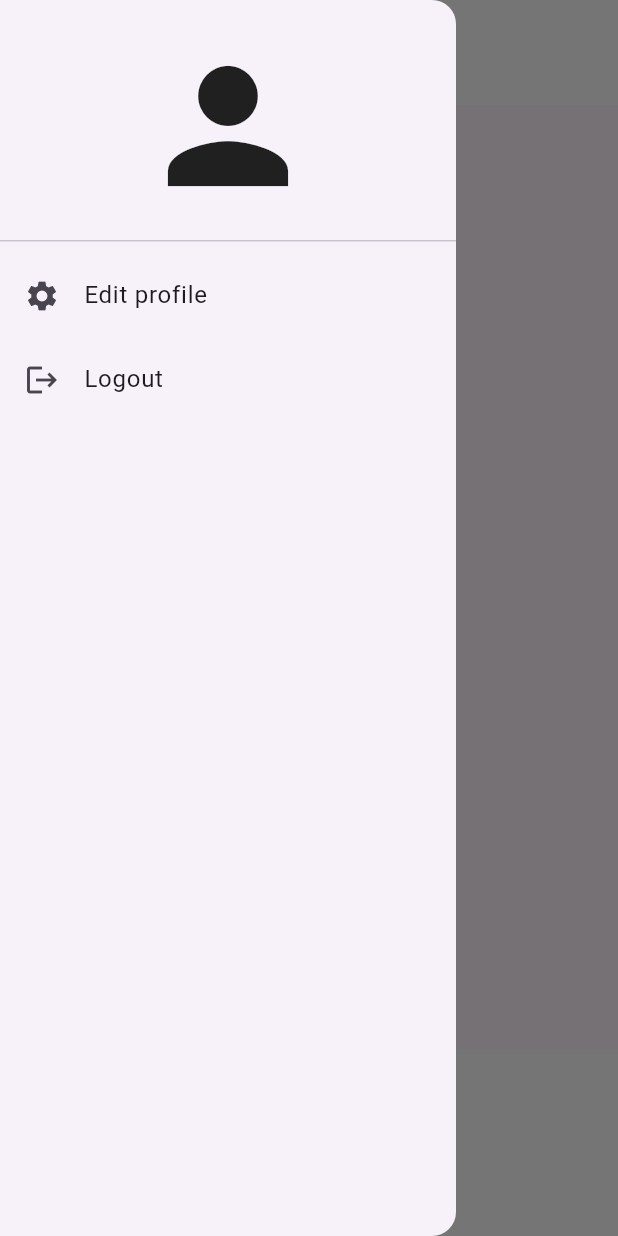
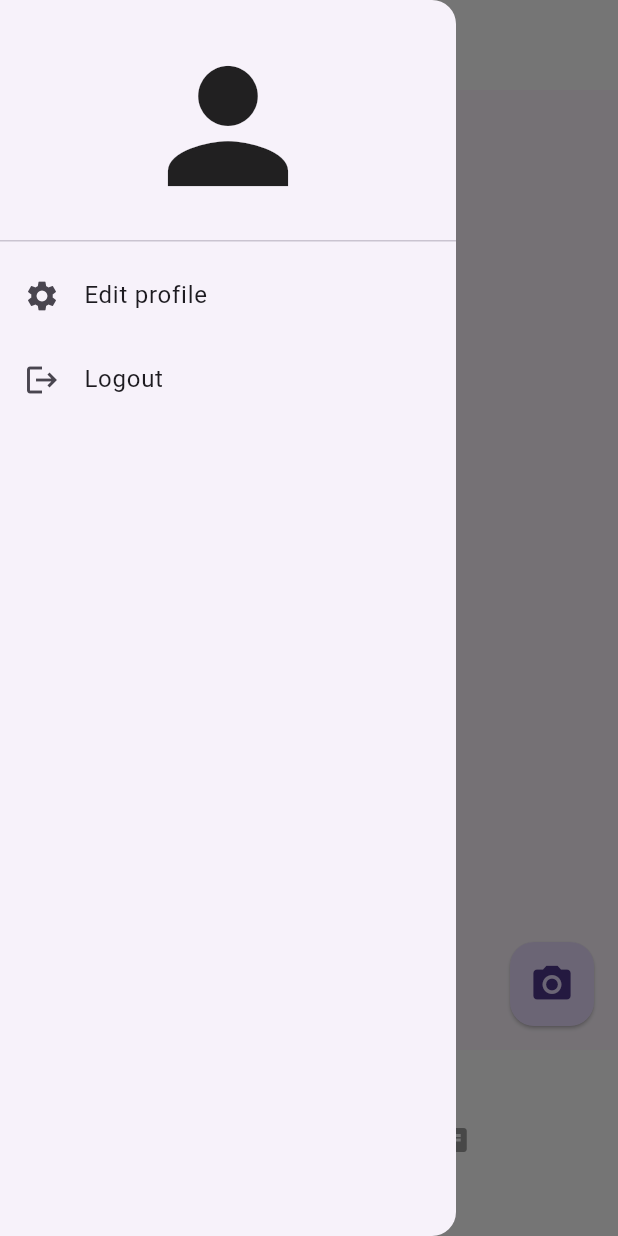
Before and after one commit to Deadlock-exe/MediSnap-AI, a Flutter app: the screen it shows once a user with an empty profile is signed in, with the side drawer open, on a phone screen of 412 x 824 dp. Run offline on Flutter 3.47's test engine with Material 3 defaults, Android fonts, the light colour scheme and no system bars; drawn by our look-alikes of google_nav_bar; our stand-ins replace firebase_auth, firebase_core, google_generative_ai; accounts and stored records are empty.

Commit message:
add drawer to mainpage

```diff
--- /dev/null
+++ b/lib/components/camera_button.dart
@@ -0,0 +1,22 @@
+import 'package:flutter/material.dart';
+
+class CameraButton extends StatefulWidget {
+  const CameraButton({super.key});
+
+  @override
+  State<CameraButton> createState() => _CameraButtonState();
+}
+
+class _CameraButtonState extends State<CameraButton> {
+  @override
+  Widget build(BuildContext context) {
+    return FloatingActionButton(
+      elevation: 1,
+      onPressed: () {},
+      child: Icon(
+        Icons.camera_alt,
+        size: 30,
+      ),
+    );
+  }
+}
--- a/lib/components/drawer.dart
+++ b/lib/components/drawer.dart
@@ -1,3 +1,4 @@
+import 'package:firebase_auth/firebase_auth.dart';
 import 'package:flutter/material.dart';
 
 class MyDrawer extends StatelessWidget {
@@ -5,6 +6,40 @@ class MyDrawer extends StatelessWidget {
 
   @override
   Widget build(BuildContext context) {
-    return const Placeholder();
+    return Drawer(
+      child: Container(
+        child: ListView(
+          children: [
+            DrawerHeader(
+              child: Center(
+                child: Icon(
+                  Icons.person,
+                  size: 120,
+                ),
+              ),
+            ),
+            ListTile(
+              leading: Icon(Icons.settings),
+              title: Text("Edit profile"),
+              onTap: () {
+                // Navigator.push(
+                //   context,
+                //   MaterialPageRoute(
+                //     builder: (context) => const MainPage(),
+                //   ),
+                // );
+              },
+            ),
+            ListTile(
+              leading: Icon(Icons.logout),
+              title: Text("Logout"),
+              onTap: () {
+                FirebaseAuth.instance.signOut();
+              },
+            ),
+          ],
+        ),
+      ),
+    );
   }
 }
--- a/lib/pages/home_page.dart
+++ b/lib/pages/home_page.dart
@@ -1,4 +1,5 @@
 import 'package:flutter/material.dart';
+import 'package:medisnap/components/camera_button.dart';
 
 class HomePage extends StatelessWidget {
   const HomePage({super.key});
@@ -9,6 +10,7 @@ class HomePage extends StatelessWidget {
       appBar: AppBar(
         title: Text("HomePage"),
       ),
+      floatingActionButton: CameraButton(),
     );
   }
 }
--- a/lib/pages/main_page.dart
+++ b/lib/pages/main_page.dart
@@ -1,6 +1,6 @@
-import 'package:firebase_auth/firebase_auth.dart';
 import 'package:flutter/material.dart';
 import 'package:google_nav_bar/google_nav_bar.dart';
+import 'package:medisnap/components/drawer.dart';
 import 'package:medisnap/pages/chat_page.dart';
 import 'package:medisnap/pages/home_page.dart';
 
@@ -34,10 +34,11 @@ class _MainPageState extends State<MainPage> {
           vertical: 30,
         ),
         child: GNav(
+          mainAxisAlignment: MainAxisAlignment.spaceAround,
           selectedIndex: _selectedIndex,
           onTabChange: navigateBottomBar,
-          color: Colors.white,
-          activeColor: Colors.white,
+          color: Colors.grey,
+          activeColor: Colors.blue,
           tabBackgroundColor: Colors.black,
           gap: 8,
           padding: const EdgeInsets.all(20),
@@ -54,44 +55,10 @@ class _MainPageState extends State<MainPage> {
         ),
       ),
       backgroundColor: Colors.white,
-      drawer: Drawer(
-        child: Container(
-          child: ListView(
-            children: [
-              DrawerHeader(
-                child: Center(
-                  child: Icon(
-                    Icons.person,
-                    size: 120,
-                  ),
-                ),
-              ),
-              ListTile(
-                leading: Icon(Icons.settings),
-                title: Text("Edit profile"),
-                onTap: () {
-                  // Navigator.push(
-                  //   context,
-                  //   MaterialPageRoute(
-                  //     builder: (context) => const MainPage(),
-                  //   ),
-                  // );
-                },
-              ),
-              ListTile(
-                leading: Icon(Icons.logout),
-                title: Text("Logout"),
-                onTap: () {
-                  FirebaseAuth.instance.signOut();
-                },
-              ),
-            ],
-          ),
-        ),
-      ),
+      drawer: MyDrawer(),
       appBar: AppBar(
         backgroundColor: Colors.white,
-        toolbarHeight: 70,
+        toolbarHeight: 60,
         title: const Text(
           "MediSnap",
           style: TextStyle(
```
Also changed, not shown: lib/components/chat_model.dart (added, +102 -0 lines), lib/pages/chat_page.dart (+5 -115 lines).
